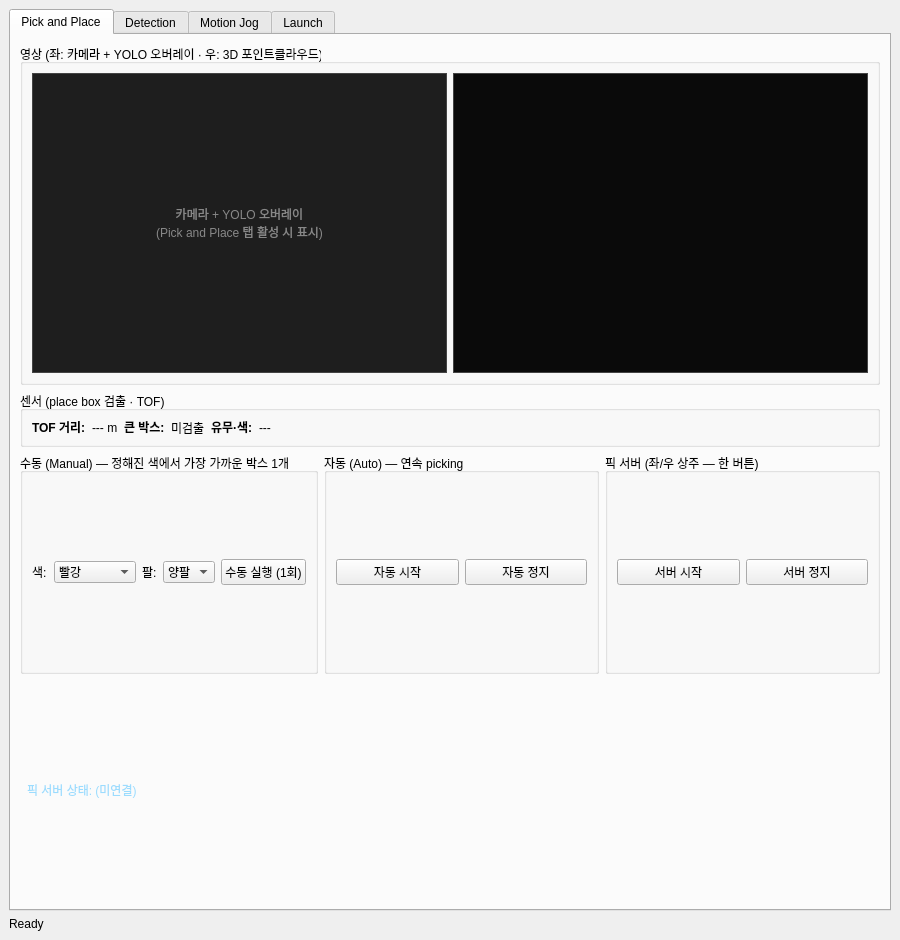
Old version of the form openarmx_ws/src/pick_and_place/ptp/openarmx_ptp_ui/ui/ptp_pnp_ui.ui in the repository kuks2309/TR-Works-A2.
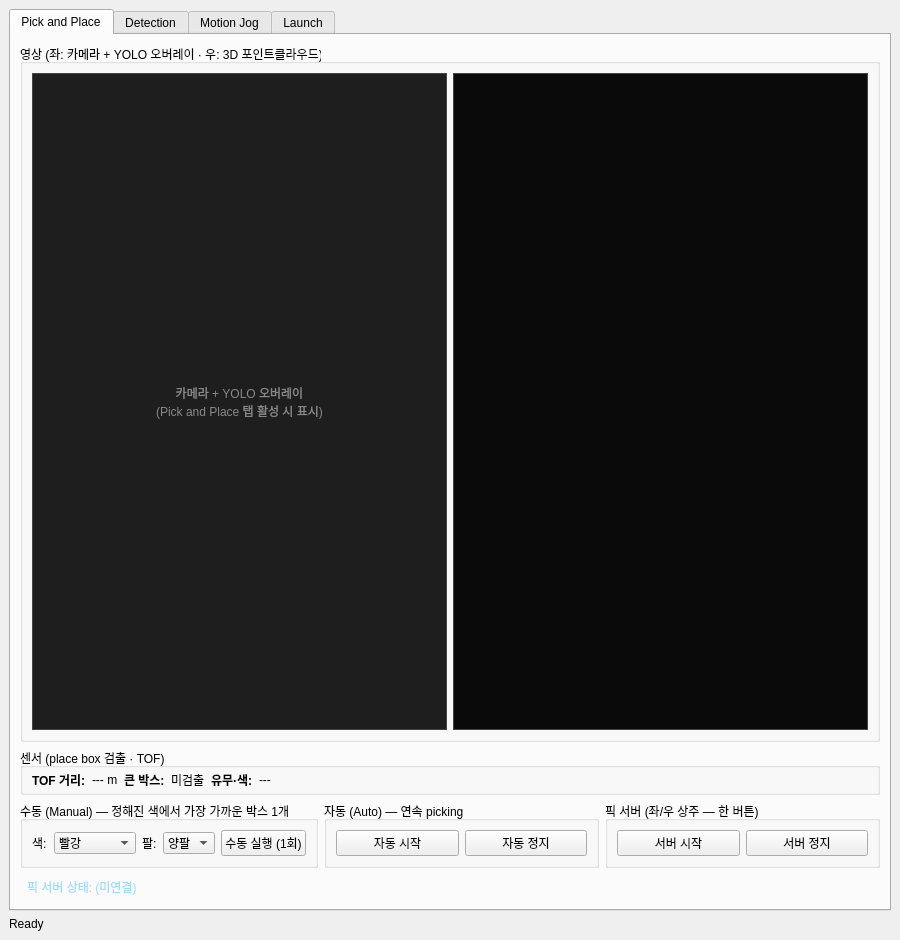
New version of the form.

Commit message:
fix(ptp_ui): 영상 좌·우 패널 폭 1:1 동일화 (stretch + Ignored sizePolicy)
좌(카메라 QLabel)·우(클라우드 QWidget)가 서로 다른 sizeHint(QLabel 픽스맵
크기 vs GL 위젯)로 분배돼 좌측이 더 넓던 문제. imgLayout/imgLayoutPnp 두
레이아웃에 stretch="1,1" + 네 패널 hsizetype="Ignored" 적용해 sizeHint
영향을 제거 → 창 크기·내용 무관 항상 50:50. minimumSize 320 바닥은 양쪽 동일.

직전 e99ed66 은 탭간 통일·높이 떨림만 해결했고 좌우 폭(요청사항)은 미반영
이었음. offscreen 렌더로 두 탭 모두 515/515px 동일 검증.

```diff
--- a/openarmx_ws/src/pick_and_place/ptp/openarmx_ptp_ui/ui/ptp_pnp_ui.ui
+++ b/openarmx_ws/src/pick_and_place/ptp/openarmx_ptp_ui/ui/ptp_pnp_ui.ui
@@ -31,9 +31,15 @@
           <property name="title">
            <string>영상 (좌: 카메라 + YOLO 오버레이 · 우: 3D 포인트클라우드)</string>
           </property>
-          <layout class="QHBoxLayout" name="imgLayoutPnp">
+          <layout class="QHBoxLayout" name="imgLayoutPnp" stretch="1,1">
            <item>
             <widget class="QLabel" name="imgCamPnp">
+             <property name="sizePolicy">
+              <sizepolicy hsizetype="Ignored" vsizetype="Expanding">
+               <horstretch>1</horstretch>
+               <verstretch>0</verstretch>
+              </sizepolicy>
+             </property>
              <property name="minimumSize">
               <size>
                <width>320</width>
@@ -54,6 +60,12 @@
            </item>
            <item>
             <widget class="QWidget" name="cloudHolderPnp" native="true">
+             <property name="sizePolicy">
+              <sizepolicy hsizetype="Ignored" vsizetype="Expanding">
+               <horstretch>1</horstretch>
+               <verstretch>0</verstretch>
+              </sizepolicy>
+             </property>
              <property name="minimumSize">
               <size>
                <width>320</width>
```
Left out of the diff: 14 changed lines with no effect on the pictures.
